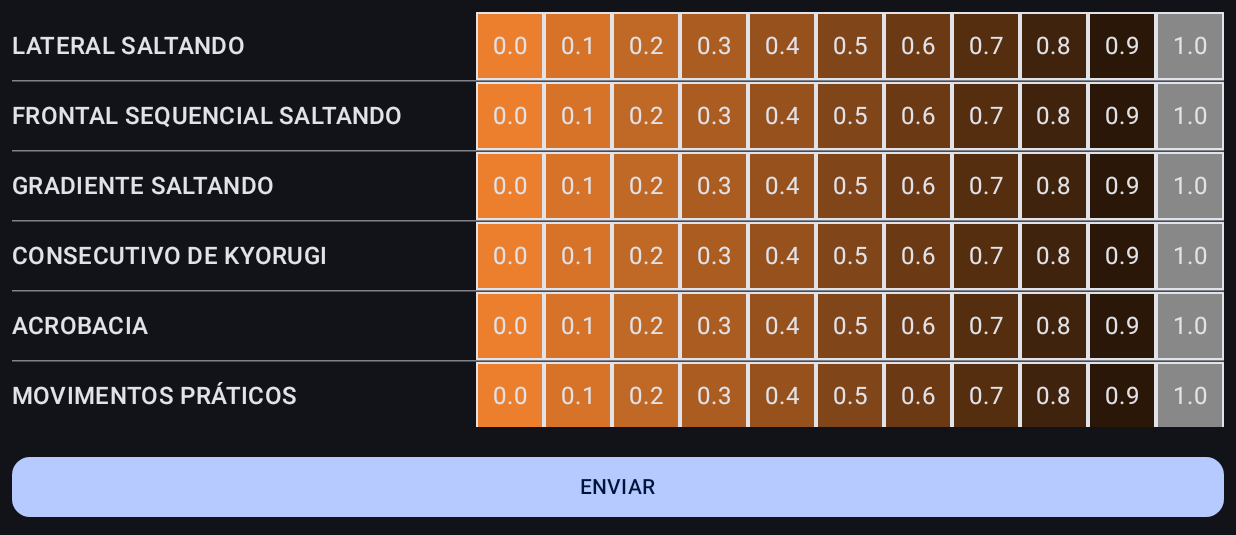
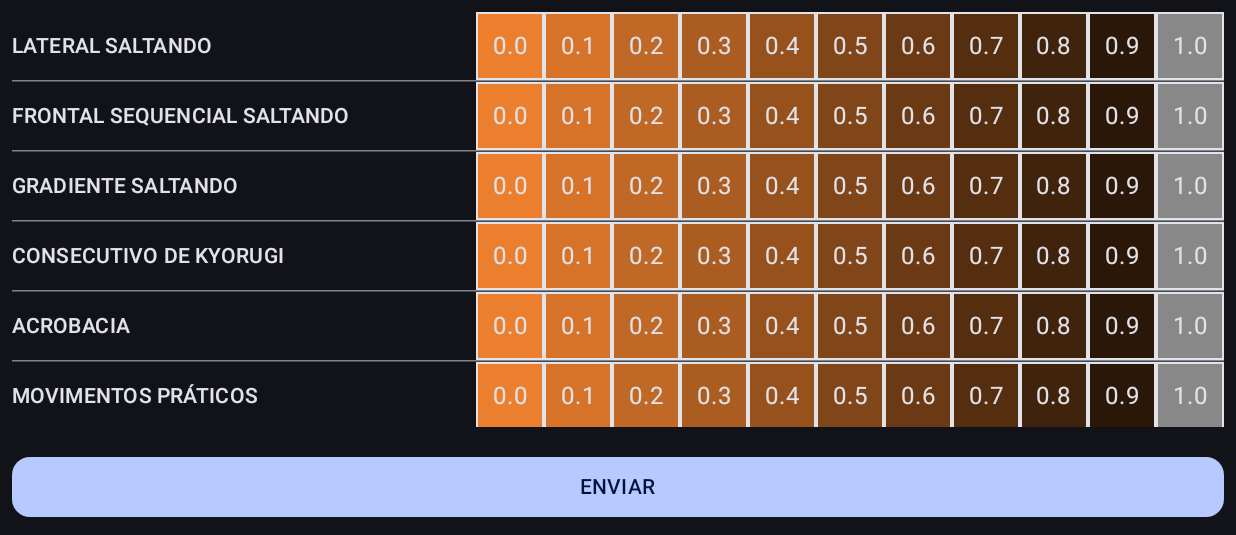
Before and after one commit to Dannful/UOPoomsae, an Android app built with Jetpack Compose: the composable FreestyleScoreScreen shown on its own in the app's theme, on a phone screen of 824 x 412 dp (held sideways), the part 83-618 px from its top. Run offline under Robolectric (Android 15) with nearby library versions, the phone set to English and light mode, and no system bars; our stand-ins replace Dagger/Hilt's generated code.

Commit message:
Minor fixes

```diff
--- a/app/src/main/java/com/github/dannful/uopoomsae/presentation/freestyle/freestyle_score/FreestyleScoreScreen.kt
+++ b/app/src/main/java/com/github/dannful/uopoomsae/presentation/freestyle/freestyle_score/FreestyleScoreScreen.kt
@@ -95,7 +95,7 @@ private fun NamedButtonGradient(
             modifier = Modifier.fillMaxWidth(),
             verticalAlignment = Alignment.CenterVertically
         ) {
-            Text(text = name, style = MaterialTheme.typography.titleMedium)
+            Text(text = name, style = MaterialTheme.typography.titleSmall)
             ButtonGradient(
                 horizontalArrangement = Arrangement.End,
                 boxSize = 45.dp,
```
